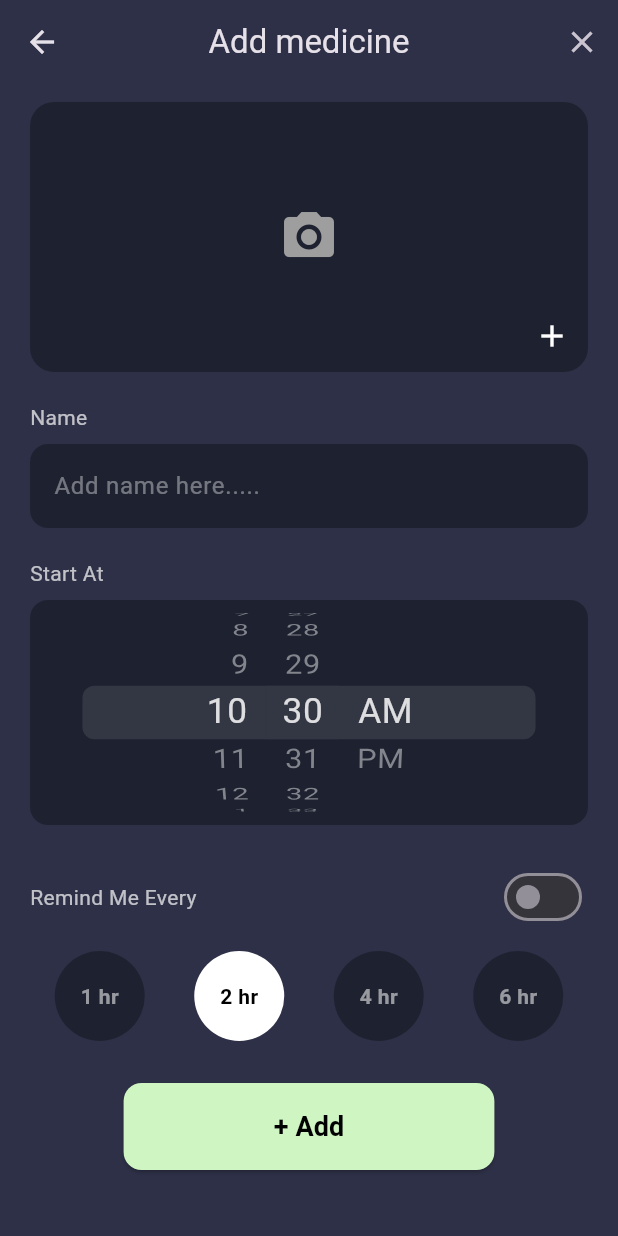
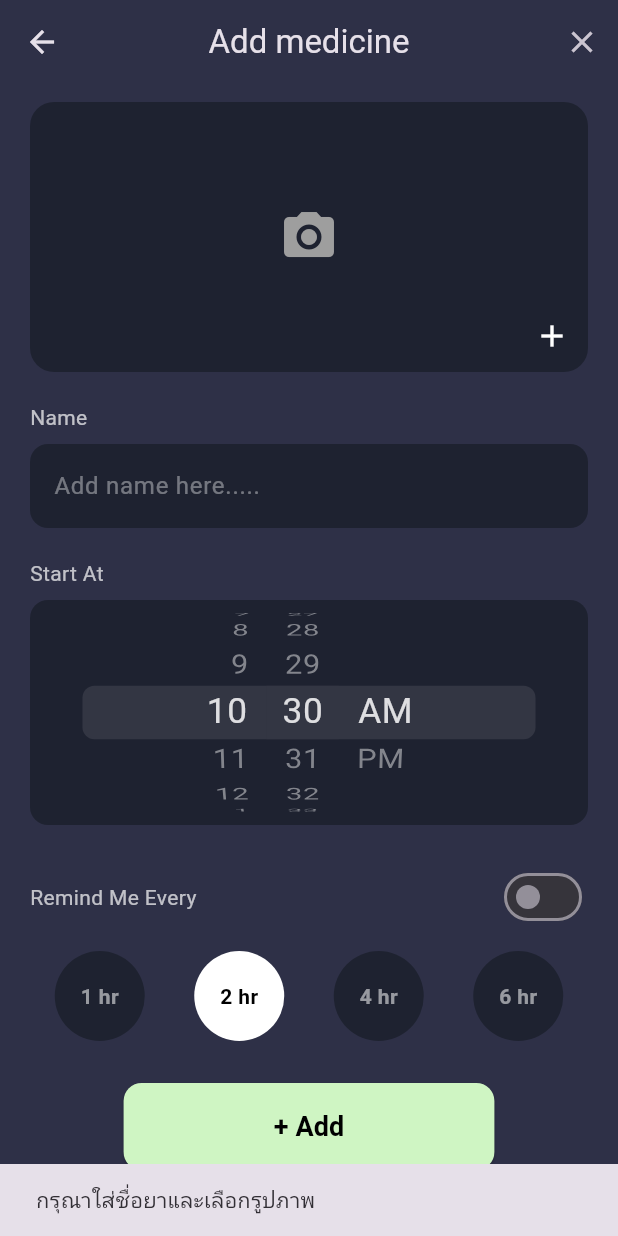
Before and after one commit to ohmmyrisingstar/ITDS283_Sec1_Gr15, a Flutter app: the AddMedicinePage screen opened directly, after a tap on "+ Add", on a phone screen of 412 x 824 dp. Run offline on Flutter 3.47's test engine with Material 3 defaults, Android fonts, the phone set to English and light mode, and no system bars; our stand-ins replace cloud_firestore, firebase_core, firebase_storage, image_picker; accounts and stored records are empty; network calls fail.

Commit message:
Fix addmed
แก้โค้ดให้เก็บค่า รูปภาพ

```diff
--- a/lib/pages/addmed.dart
+++ b/lib/pages/addmed.dart
@@ -2,6 +2,10 @@ import 'dart:io';
 import 'package:flutter/cupertino.dart';
 import 'package:flutter/material.dart';
 import 'package:image_picker/image_picker.dart';
+import 'package:firebase_storage/firebase_storage.dart';
+import 'package:cloud_firestore/cloud_firestore.dart';
+import 'package:path/path.dart' as path;
+
 
 class AddMedicinePage extends StatefulWidget {
   const AddMedicinePage({super.key});
@@ -18,6 +22,8 @@ class _AddMedicinePageState extends State<AddMedicinePage> {
   int _selectedInterval = 2;
 
   final List<int> intervals = [1, 2, 4, 6];
+
+  bool _isLoading = false;
 
   void _showImagePickerDialog() {
     showDialog(
@@ -82,6 +88,13 @@ class _AddMedicinePageState extends State<AddMedicinePage> {
 
   @override
   Widget build(BuildContext context) {
+    if (_isLoading) {
+      return const Scaffold(
+        backgroundColor: Color(0xFF2E3047),
+        body: Center(child: CircularProgressIndicator(color: Colors.white)
+        ),
+      );
+    }
     return Scaffold(
       backgroundColor: const Color(0xFF2E3047),
       appBar: AppBar(
@@ -191,8 +204,59 @@ class _AddMedicinePageState extends State<AddMedicinePage> {
             const SizedBox(height: 28),
             Center(
               child: ElevatedButton(
-                onPressed: () {
-                  // Add med action
+                onPressed: () async {
+                  final name = _nameController.text.trim();
+                  if (name.isEmpty || _imageFile == null) {
+                    ScaffoldMessenger.of(context).showSnackBar(
+                      const SnackBar(
+                        content: Text("กรุณาใส่ชื่อยาและเลือกรูปภาพ"),
+                      ),
+                    );
+                    return;
+                  }
+
+                  setState(() => _isLoading = true); // ✅ เริ่มโหลด
+
+                  try {
+                    final fileName =
+                        DateTime.now().millisecondsSinceEpoch.toString();
+                    final ref = FirebaseStorage.instance.ref().child(
+                      'medicine_images/$fileName.jpg',
+                    );
+
+                    final uploadTask = await ref.putFile(_imageFile!);
+                    final snapshot = await uploadTask;
+                    if (snapshot.state != TaskState.success) {
+                      throw Exception("Image upload failed");
+                    }
+
+                    final imageUrl = await ref.getDownloadURL();
+
+                    await FirebaseFirestore.instance.collection('medicines').add({
+                      'name': name.toLowerCase(),
+                      'form': 'Tablet',
+                      'dosage': '500 mg',
+                      'usage': 'รับประทาน 1 เม็ดหลังอาหาร',
+                      'side_effects': 'อาจทำให้ปวดท้องหรือระคายเคือง',
+                      'precautions':
+                          'หลีกเลี่ยงในผู้ป่วยที่มีปัญหาเกี่ยวกับระบบทางเดินอาหาร',
+                      'image_url': imageUrl,
+                      'start_time': Timestamp.fromDate(_selectedTime,), // ✅ เพิ่มเวลาเริ่มเตือน
+                    });
+
+                    ScaffoldMessenger.of(context).showSnackBar(
+                      const SnackBar(content: Text("เพิ่มยาเรียบร้อยแล้ว")),
+                    );
+                    Navigator.pop(context);
+                  } catch (e) {
+                    ScaffoldMessenger.of(context).showSnackBar(
+                      SnackBar(content: Text("เกิดข้อผิดพลาด: $e")),
+                    );
+                  } finally {
+                    setState(
+                      () => _isLoading = false,
+                    ); // ✅ หยุดโหลด ไม่ว่าจะสำเร็จหรือ error
+                  }
                 },
                 style: ElevatedButton.styleFrom(
                   backgroundColor: const Color(0xFFCFF5C3),
--- a/lib/pages/searchpage.dart
+++ b/lib/pages/searchpage.dart
@@ -49,7 +49,7 @@ class _SearchPageState extends State<SearchPage> {
 • ปริมาณ: ${doc['dosage']}
 • วิธีใช้: ${doc['usage']}
 • ผลข้างเคียง: ${doc['side_effects']}
-• ข้อควรระวัง: ${doc['precautions']}
+• ข้อควรระวัง: ${doc['caution']}
     ''';
       } else {
         imageUrl = null;
--- a/pubspec.yaml
+++ b/pubspec.yaml
@@ -11,6 +11,7 @@ dependencies:
 
   cloud_firestore: ^5.6.6
   firebase_core: ^3.13.0
+  firebase_storage: ^12.4.5
 
   flutter:
     sdk: flutter
```
Also changed, not shown: pubspec.lock, 3 other files.
